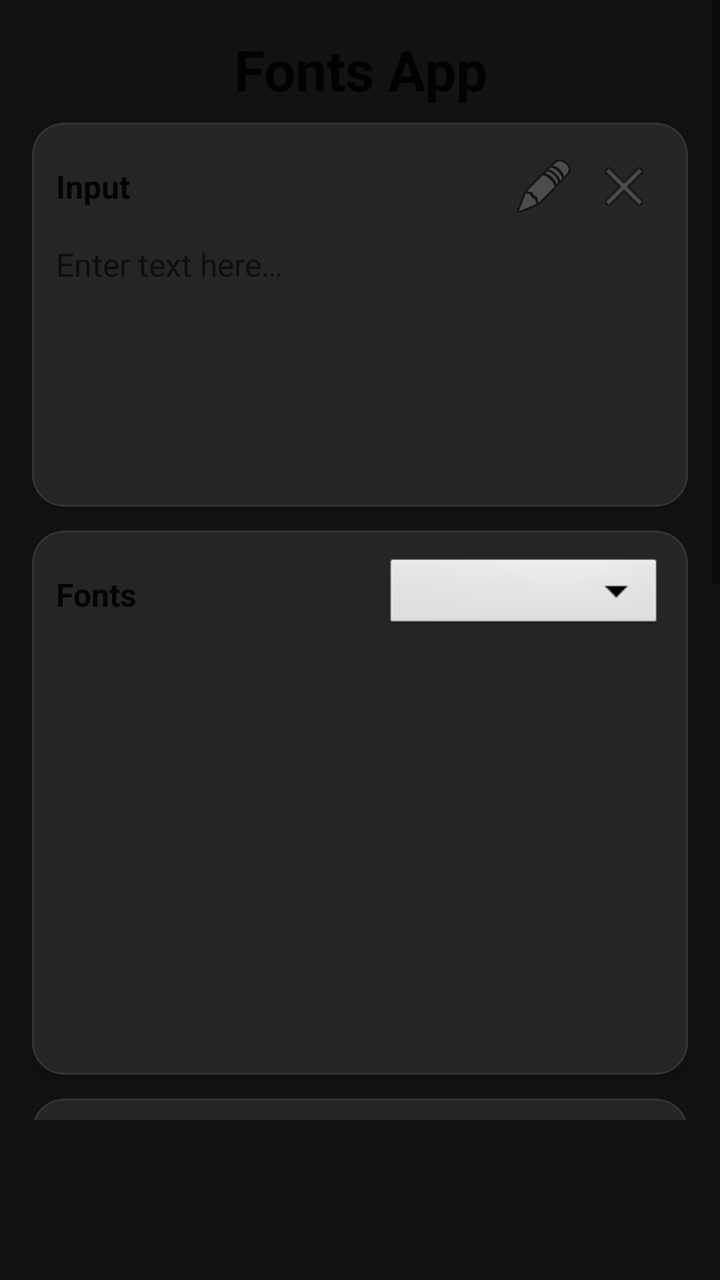
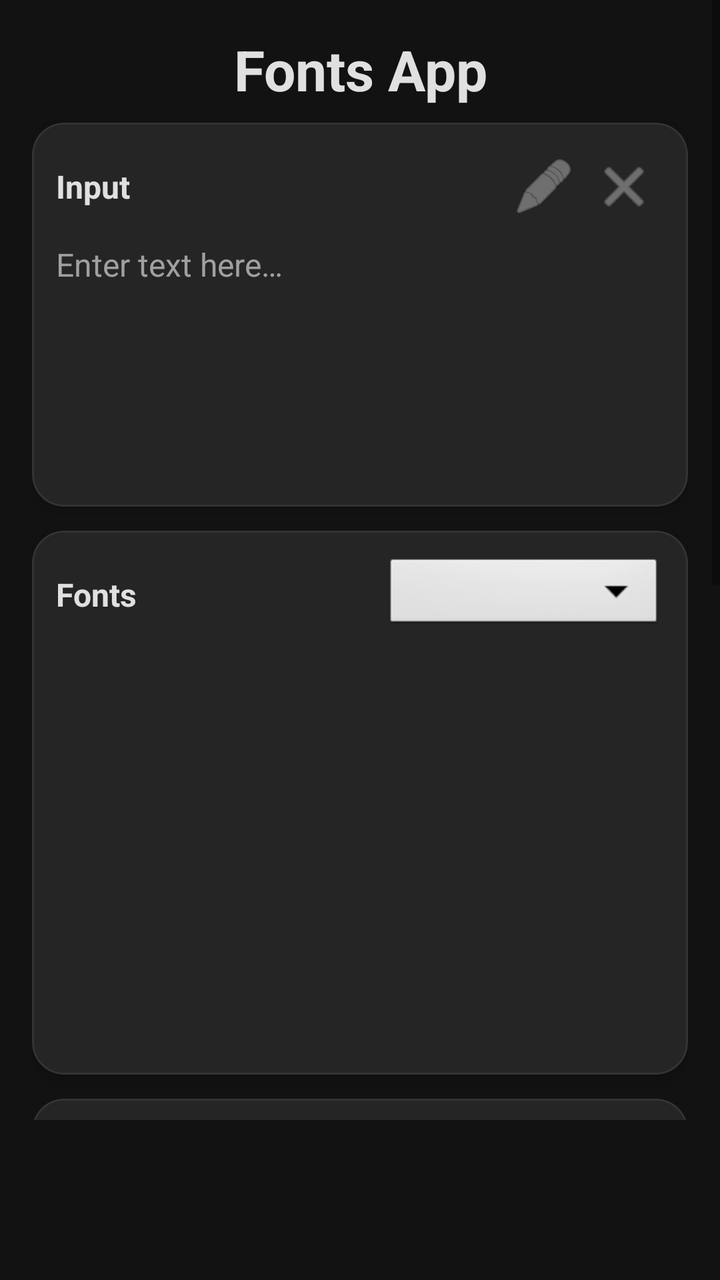

Compare the two renders of this Android layout. The source of the first and the diff that turns it into the second are given below.
<!-- AndroidManifest.xml: application theme Theme.FontsApp -->
<!-- res/layout/activity_main.xml -->
<?xml version="1.0" encoding="utf-8"?>
<ScrollView xmlns:android="http://schemas.android.com/apk/res/android"
    xmlns:app="http://schemas.android.com/apk/res-auto"
    android:layout_width="match_parent"
    android:layout_height="match_parent"
    android:fillViewport="true"
    android:background="?android:colorBackground"
    android:paddingBottom="80dp">

    <LinearLayout
        android:layout_width="match_parent"
        android:layout_height="wrap_content"
        android:orientation="vertical"
        android:gravity="center_horizontal"
        android:padding="16dp">

        
        <TextView
            android:id="@+id/tvTitle"
            android:layout_width="wrap_content"
            android:layout_height="wrap_content"
            android:text="@string/app_name"
            android:textSize="28sp"
            android:textStyle="bold"
            android:textColor="?android:textColorPrimary"
            android:layout_marginBottom="8dp"
            android:gravity="center" />

        
        <com.google.android.material.card.MaterialCardView
            android:layout_width="match_parent"
            android:layout_height="wrap_content"
            android:layout_marginBottom="12dp"
            app:cardCornerRadius="16dp"
            app:cardElevation="4dp"
            app:cardBackgroundColor="@color/card_background"
            app:strokeWidth="1dp"
            app:strokeColor="@color/divider">

            <LinearLayout
                android:layout_width="match_parent"
                android:layout_height="wrap_content"
                android:orientation="vertical"
                android:padding="12dp">

                <LinearLayout
                    android:layout_width="match_parent"
                    android:layout_height="wrap_content"
                    android:orientation="horizontal"
                    android:gravity="center_vertical"
                    android:layout_marginBottom="8dp">

                    <TextView
                        android:layout_width="0dp"
                        android:layout_height="wrap_content"
                        android:layout_weight="1"
                        android:text="Input"
                        android:textSize="16sp"
                        android:textStyle="bold"
                        android:textColor="?android:textColorPrimary" />

                    <ImageButton
                        android:id="@+id/btnPaste"
                        android:layout_width="40dp"
                        android:layout_height="40dp"
                        android:src="@android:drawable/ic_menu_edit"
                        android:background="?android:attr/selectableItemBackgroundBorderless"
                        android:contentDescription="@string/paste"
                        android:tint="?android:textColorSecondary" />

                    <ImageButton
                        android:id="@+id/btnClearInput"
                        android:layout_width="40dp"
                        android:layout_height="40dp"
                        android:src="@android:drawable/ic_menu_close_clear_cancel"
                        android:background="?android:attr/selectableItemBackgroundBorderless"
                        android:contentDescription="@string/clear_input"
                        android:tint="?android:textColorSecondary" />

                </LinearLayout>

                <EditText
                    android:id="@+id/etInput"
                    android:layout_width="match_parent"
                    android:layout_height="120dp"
                    android:gravity="top|start"
                    android:hint="@string/input_hint"
                    android:textSize="16sp"
                    android:background="@android:color/transparent"
                    android:inputType="textMultiLine|textCapSentences"
                    android:textColor="?android:textColorPrimary"
                    android:textColorHint="?android:textColorSecondary" />

            </LinearLayout>

        </com.google.android.material.card.MaterialCardView>

        
        <com.google.android.material.card.MaterialCardView
            android:layout_width="match_parent"
            android:layout_height="wrap_content"
            android:layout_marginBottom="12dp"
            app:cardCornerRadius="16dp"
            app:cardElevation="4dp"
            app:cardBackgroundColor="@color/card_background"
            app:strokeWidth="1dp"
            app:strokeColor="@color/divider">

            <LinearLayout
                android:layout_width="match_parent"
                android:layout_height="wrap_content"
                android:orientation="vertical"
                android:padding="12dp">

                <LinearLayout
                    android:layout_width="match_parent"
                    android:layout_height="wrap_content"
                    android:orientation="horizontal"
                    android:gravity="center_vertical"
                    android:layout_marginBottom="8dp">

                    <TextView
                        android:layout_width="0dp"
                        android:layout_height="wrap_content"
                        android:layout_weight="1"
                        android:text="Fonts"
                        android:textSize="16sp"
                        android:textStyle="bold"
                        android:textColor="?android:textColorPrimary" />

                    <Spinner
                        android:id="@+id/spinnerFavourites"
                        android:layout_width="140dp"
                        android:layout_height="40dp"
                        android:background="@android:drawable/btn_dropdown"
                        android:spinnerMode="dropdown" />

                </LinearLayout>

                <androidx.recyclerview.widget.RecyclerView
                    android:id="@+id/rvFonts"
                    android:layout_width="match_parent"
                    android:layout_height="200dp"
                    android:nestedScrollingEnabled="false" />

            </LinearLayout>

        </com.google.android.material.card.MaterialCardView>

        
        <com.google.android.material.card.MaterialCardView
            android:id="@+id/cardSymbols"
            android:layout_width="match_parent"
            android:layout_height="wrap_content"
            android:layout_marginBottom="12dp"
            android:visibility="gone"
            app:cardCornerRadius="16dp"
            app:cardElevation="4dp"
            app:cardBackgroundColor="@color/card_background"
            app:strokeWidth="1dp"
            app:strokeColor="@color/divider">

            <LinearLayout
                android:layout_width="match_parent"
                android:layout_height="wrap_content"
                android:orientation="vertical"
                android:padding="12dp">

                <TextView
                    android:layout_width="wrap_content"
                    android:layout_height="wrap_content"
                    android:text="Symbols"
                    android:textSize="14sp"
                    android:textStyle="bold"
                    android:textColor="?android:textColorPrimary"
                    android:layout_marginBottom="8dp" />

                <com.google.android.flexbox.FlexboxLayout
                    android:id="@+id/flexSymbols"
                    android:layout_width="match_parent"
                    android:layout_height="wrap_content"
                    app:flexWrap="wrap"
                    app:justifyContent="flex_start" />

            </LinearLayout>

        </com.google.android.material.card.MaterialCardView>

        
        <com.google.android.material.card.MaterialCardView
            android:id="@+id/cardEmojis"
            android:layout_width="match_parent"
            android:layout_height="wrap_content"
            android:layout_marginBottom="12dp"
            android:visibility="gone"
            app:cardCornerRadius="16dp"
            app:cardElevation="4dp"
            app:cardBackgroundColor="@color/card_background"
            app:strokeWidth="1dp"
            app:strokeColor="@color/divider">

            <LinearLayout
                android:layout_width="match_parent"
                android:layout_height="wrap_content"
                android:orientation="vertical"
                android:padding="12dp">

                <TextView
                    android:layout_width="wrap_content"
                    android:layout_height="wrap_content"
                    android:text="Emojis"
                    android:textSize="14sp"
                    android:textStyle="bold"
                    android:textColor="?android:textColorPrimary"
                    android:layout_marginBottom="8dp" />

                <com.google.android.flexbox.FlexboxLayout
                    android:id="@+id/flexEmojis"
                    android:layout_width="match_parent"
                    android:layout_height="wrap_content"
                    app:flexWrap="wrap"
                    app:justifyContent="flex_start" />

            </LinearLayout>

        </com.google.android.material.card.MaterialCardView>

        
        <com.google.android.material.card.MaterialCardView
            android:layout_width="match_parent"
            android:layout_height="wrap_content"
            android:layout_marginBottom="12dp"
            app:cardCornerRadius="16dp"
            app:cardElevation="4dp"
            app:cardBackgroundColor="@color/card_background"
            app:strokeWidth="1dp"
            app:strokeColor="@color/divider">

            <LinearLayout
                android:layout_width="match_parent"
                android:layout_height="wrap_content"
                android:orientation="vertical"
                android:padding="12dp">

                <LinearLayout
                    android:layout_width="match_parent"
                    android:layout_height="wrap_content"
                    android:orientation="horizontal"
                    android:gravity="center_vertical"
                    android:layout_marginBottom="8dp">

                    <TextView
                        android:layout_width="0dp"
                        android:layout_height="wrap_content"
                        android:layout_weight="1"
                        android:text="Output"
                        android:textSize="16sp"
                        android:textStyle="bold"
                        android:textColor="?android:textColorPrimary" />

                    <ImageButton
                        android:id="@+id/btnCopy"
                        android:layout_width="40dp"
                        android:layout_height="40dp"
                        android:src="@android:drawable/ic_menu_save"
                        android:background="?android:attr/selectableItemBackgroundBorderless"
                        android:contentDescription="@string/copy"
                        android:tint="?android:textColorSecondary" />

                    <ImageButton
                        android:id="@+id/btnClearOutput"
                        android:layout_width="40dp"
                        android:layout_height="40dp"
                        android:src="@android:drawable/ic_menu_close_clear_cancel"
                        android:background="?android:attr/selectableItemBackgroundBorderless"
                        android:contentDescription="@string/clear_output"
                        android:tint="?android:textColorSecondary" />

                </LinearLayout>

                <EditText
                    android:id="@+id/etOutput"
                    android:layout_width="match_parent"
                    android:layout_height="120dp"
                    android:gravity="top|start"
                    android:hint="@string/output_hint"
                    android:textSize="16sp"
                    android:background="@android:color/transparent"
                    android:inputType="textMultiLine"
                    android:textColor="?android:textColorPrimary"
                    android:textColorHint="?android:textColorSecondary"
                    android:focusable="false"
                    android:longClickable="true"
                    android:textIsSelectable="true" />

                
                <LinearLayout
                    android:layout_width="match_parent"
                    android:layout_height="wrap_content"
                    android:orientation="horizontal"
                    android:gravity="center_vertical"
                    android:layout_marginTop="8dp">

                    <TextView
                        android:layout_width="wrap_content"
                        android:layout_height="wrap_content"
                        android:text="Size:"
                        android:textSize="12sp"
                        android:textColor="?android:textColorSecondary"
                        android:layout_marginEnd="8dp" />

                    <SeekBar
                        android:id="@+id/sbFontSize"
                        android:layout_width="0dp"
                        android:layout_height="wrap_content"
                        android:layout_weight="1"
                        android:max="40"
                        android:progress="16"
                        android:min="8" />

                    <TextView
                        android:id="@+id/tvFontSize"
                        android:layout_width="40dp"
                        android:layout_height="wrap_content"
                        android:text="16"
                        android:textSize="12sp"
                        android:textColor="?android:textColorSecondary"
                        android:gravity="center" />

                </LinearLayout>

            </LinearLayout>

        </com.google.android.material.card.MaterialCardView>

        
        <com.google.android.material.card.MaterialCardView
            android:layout_width="match_parent"
            android:layout_height="wrap_content"
            android:layout_marginBottom="12dp"
            app:cardCornerRadius="16dp"
            app:cardElevation="4dp"
            app:cardBackgroundColor="@color/card_background"
            app:strokeWidth="1dp"
            app:strokeColor="@color/divider">

            <LinearLayout
                android:layout_width="match_parent"
                android:layout_height="wrap_content"
                android:orientation="vertical"
                android:padding="12dp">

                <TextView
                    android:layout_width="wrap_content"
                    android:layout_height="wrap_content"
                    android:text="Transform"
                    android:textSize="14sp"
                    android:textStyle="bold"
                    android:textColor="?android:textColorPrimary"
                    android:layout_marginBottom="8dp" />

                <LinearLayout
                    android:layout_width="match_parent"
                    android:layout_height="wrap_content"
                    android:orientation="horizontal"
                    android:gravity="center">

                    <com.google.android.material.button.MaterialButton
                        android:id="@+id/btnFlipUp"
                        style="@style/Widget.FontsApp.Button.Outlined"
                        android:layout_width="0dp"
                        android:layout_height="wrap_content"
                        android:layout_weight="1"
                        android:layout_marginEnd="4dp"
                        android:text="@string/flip_up"
                        android:textSize="11sp" />

                    <com.google.android.material.button.MaterialButton
                        android:id="@+id/btnFlipDown"
                        style="@style/Widget.FontsApp.Button.Outlined"
                        android:layout_width="0dp"
                        android:layout_height="wrap_content"
                        android:layout_weight="1"
                        android:layout_marginEnd="4dp"
                        android:text="@string/flip_down"
                        android:textSize="11sp" />

                    <com.google.android.material.button.MaterialButton
                        android:id="@+id/btnFlipLeft"
                        style="@style/Widget.FontsApp.Button.Outlined"
                        android:layout_width="0dp"
                        android:layout_height="wrap_content"
                        android:layout_weight="1"
                        android:layout_marginEnd="4dp"
                        android:text="@string/flip_left"
                        android:textSize="11sp" />

                    <com.google.android.material.button.MaterialButton
                        android:id="@+id/btnFlipRight"
                        style="@style/Widget.FontsApp.Button.Outlined"
                        android:layout_width="0dp"
                        android:layout_height="wrap_content"
                        android:layout_weight="1"
                        android:layout_marginEnd="4dp"
                        android:text="@string/flip_right"
                        android:textSize="11sp" />

                    <com.google.android.material.button.MaterialButton
                        android:id="@+id/btnReverse"
                        style="@style/Widget.FontsApp.Button.Outlined"
                        android:layout_width="0dp"
                        android:layout_height="wrap_content"
                        android:layout_weight="1"
                        android:text="@string/reverse"
                        android:textSize="11sp" />

                </LinearLayout>

            </LinearLayout>

        </com.google.android.material.card.MaterialCardView>

        
        <com.google.android.material.card.MaterialCardView
            android:layout_width="match_parent"
            android:layout_height="wrap_content"
            android:layout_marginBottom="12dp"
            app:cardCornerRadius="16dp"
            app:cardElevation="4dp"
            app:cardBackgroundColor="@color/card_background"
            app:strokeWidth="1dp"
            app:strokeColor="@color/divider">

            <LinearLayout
                android:layout_width="match_parent"
                android:layout_height="wrap_content"
                android:orientation="vertical"
                android:padding="12dp">

                <TextView
                    android:layout_width="wrap_content"
                    android:layout_height="wrap_content"
                    android:text="Actions"
                    android:textSize="14sp"
                    android:textStyle="bold"
                    android:textColor="?android:textColorPrimary"
                    android:layout_marginBottom="8dp" />

                <LinearLayout
                    android:layout_width="match_parent"
                    android:layout_height="wrap_content"
                    android:orientation="horizontal"
                    android:gravity="center">

                    <com.google.android.material.button.MaterialButton
                        android:id="@+id/btnSymbols"
                        style="@style/Widget.FontsApp.Button"
                        android:layout_width="0dp"
                        android:layout_height="wrap_content"
                        android:layout_weight="1"
                        android:layout_marginEnd="4dp"
                        android:text="@string/symbols"
                        android:textSize="11sp"
                        app:icon="@android:drawable/ic_menu_sort_by_size"
                        app:iconSize="16dp" />

                    <com.google.android.material.button.MaterialButton
                        android:id="@+id/btnEmojis"
                        style="@style/Widget.FontsApp.Button"
                        android:layout_width="0dp"
                        android:layout_height="wrap_content"
                        android:layout_weight="1"
                        android:layout_marginEnd="4dp"
                        android:text="@string/emojis"
                        android:textSize="11sp"
                        app:icon="@android:drawable/ic_menu_gallery"
                        app:iconSize="16dp" />

                    <com.google.android.material.button.MaterialButton
                        android:id="@+id/btnSave"
                        style="@style/Widget.FontsApp.Button"
                        android:layout_width="0dp"
                        android:layout_height="wrap_content"
                        android:layout_weight="1"
                        android:layout_marginEnd="4dp"
                        android:text="@string/save"
                        android:textSize="11sp"
                        app:icon="@android:drawable/ic_menu_save"
                        app:iconSize="16dp" />

                    <com.google.android.material.button.MaterialButton
                        android:id="@+id/btnLoad"
                        style="@style/Widget.FontsApp.Button"
                        android:layout_width="0dp"
                        android:layout_height="wrap_content"
                        android:layout_weight="1"
                        android:layout_marginEnd="4dp"
                        android:text="@string/load"
                        android:textSize="11sp"
                        app:icon="@android:drawable/ic_menu_upload"
                        app:iconSize="16dp" />

                    <com.google.android.material.button.MaterialButton
                        android:id="@+id/btnUploadFont"
                        style="@style/Widget.FontsApp.Button"
                        android:layout_width="0dp"
                        android:layout_height="wrap_content"
                        android:layout_weight="1"
                        android:text="@string/upload_font"
                        android:textSize="11sp"
                        app:icon="@android:drawable/ic_menu_add"
                        app:iconSize="16dp" />

                </LinearLayout>

            </LinearLayout>

        </com.google.android.material.card.MaterialCardView>

        
        <LinearLayout
            android:layout_width="match_parent"
            android:layout_height="wrap_content"
            android:orientation="horizontal"
            android:gravity="center"
            android:layout_marginBottom="16dp">

            <com.google.android.material.button.MaterialButton
                android:id="@+id/btnSettings"
                style="@style/Widget.FontsApp.Button"
                android:layout_width="0dp"
                android:layout_height="wrap_content"
                android:layout_weight="1"
                android:layout_marginEnd="8dp"
                android:text="@string/settings"
                app:icon="@android:drawable/ic_menu_preferences" />

            <com.google.android.material.button.MaterialButton
                android:id="@+id/btnAbout"
                style="@style/Widget.FontsApp.Button"
                android:layout_width="0dp"
                android:layout_height="wrap_content"
                android:layout_weight="1"
                android:text="@string/about"
                app:icon="@android:drawable/ic_menu_info_details" />

        </LinearLayout>

    </LinearLayout>

</ScrollView>
<!-- resources referenced by this layout -->
<resources>
  <color name="card_background">#FF252525</color>
  <color name="divider">#FF333333</color>
  <string name="about">About</string>
  <string name="app_name">Fonts App</string>
  <string name="clear_input">Clear Input</string>
  <string name="clear_output">Clear Output</string>
  <string name="copy">Copy</string>
  <string name="emojis">Emojis</string>
  <string name="flip_down">Flip Down</string>
  <string name="flip_left">Flip Left</string>
  <string name="flip_right">Flip Right</string>
  <string name="flip_up">Flip Up</string>
  <string name="input_hint">Enter text here…</string>
  <string name="load">Load</string>
  <string name="output_hint">Styled text appears here…</string>
  <string name="paste">Paste</string>
  <string name="reverse">Reverse</string>
  <string name="save">Save</string>
  <string name="settings">Settings</string>
  <string name="symbols">Symbols</string>
  <string name="upload_font">Upload Font</string>
  <style name="Widget.FontsApp.Button" parent="Widget.MaterialComponents.Button">
          <item name="android:textSize">13sp</item>
          <item name="cornerRadius">12dp</item>
          <item name="android:paddingStart">12dp</item>
          <item name="android:paddingEnd">12dp</item>
          <item name="android:paddingTop">8dp</item>
          <item name="android:paddingBottom">8dp</item>
      </style>
  <style name="Widget.FontsApp.Button.Outlined" parent="Widget.MaterialComponents.Button.OutlinedButton">
          <item name="android:textSize">13sp</item>
          <item name="cornerRadius">12dp</item>
          <item name="android:paddingStart">12dp</item>
          <item name="android:paddingEnd">12dp</item>
          <item name="android:paddingTop">8dp</item>
          <item name="android:paddingBottom">8dp</item>
      </style>
  <style name="Theme.FontsApp" parent="Theme.MaterialComponents.DayNight.NoActionBar">
          <item name="colorPrimary">@color/primary</item>
          <item name="colorPrimaryVariant">@color/primary_variant</item>
          <item name="colorOnPrimary">@color/on_primary</item>
          <item name="colorSecondary">@color/secondary</item>
          <item name="colorSecondaryVariant">@color/secondary_variant</item>
          <item name="colorOnSecondary">@color/on_secondary</item>
          <item name="android:colorBackground">@color/background</item>
          <item name="colorSurface">@color/surface</item>
          <item name="colorOnSurface">@color/on_surface</item>
          <item name="colorError">@color/error</item>
          <item name="android:statusBarColor">@color/background</item>
          <item name="android:navigationBarColor">@color/background</item>
      </style>
  <color name="primary">#FF6B9CE8</color>
  <color name="primary_variant">#FF4A7FD4</color>
  <color name="on_primary">#FFFFFFFF</color>
  <color name="secondary">#FFE87A5B</color>
  <color name="secondary_variant">#FFD45A3B</color>
  <color name="on_secondary">#FFFFFFFF</color>
  <color name="background">#FF121212</color>
  <color name="surface">#FF1E1E1E</color>
  <color name="on_surface">#FFE0E0E0</color>
  <color name="error">#FFCF6679</color>
</resources>

<!-- the commit's change to res/layout/activity_main.xml (unified diff, before → after) -->
@@ -22,7 +22,7 @@
             android:text="@string/app_name"
             android:textSize="28sp"
             android:textStyle="bold"
-            android:textColor="?android:textColorPrimary"
+            android:textColor="@color/text_primary"
             android:layout_marginBottom="8dp"
             android:gravity="center" />
 
@@ -57,7 +57,7 @@
                         android:text="Input"
                         android:textSize="16sp"
                         android:textStyle="bold"
-                        android:textColor="?android:textColorPrimary" />
+                        android:textColor="@color/text_primary" />
 
                     <ImageButton
                         android:id="@+id/btnPaste"
@@ -66,7 +66,7 @@
                         android:src="@android:drawable/ic_menu_edit"
                         android:background="?android:attr/selectableItemBackgroundBorderless"
                         android:contentDescription="@string/paste"
-                        android:tint="?android:textColorSecondary" />
+                        android:tint="@color/text_secondary" />
 
                     <ImageButton
                         android:id="@+id/btnClearInput"
@@ -75,7 +75,7 @@
                         android:src="@android:drawable/ic_menu_close_clear_cancel"
                         android:background="?android:attr/selectableItemBackgroundBorderless"
                         android:contentDescription="@string/clear_input"
-                        android:tint="?android:textColorSecondary" />
+                        android:tint="@color/text_secondary" />
 
                 </LinearLayout>
 
@@ -88,8 +88,8 @@
                     android:textSize="16sp"
                     android:background="@android:color/transparent"
                     android:inputType="textMultiLine|textCapSentences"
-                    android:textColor="?android:textColorPrimary"
-                    android:textColorHint="?android:textColorSecondary" />
+                    android:textColor="@color/text_primary"
+                    android:textColorHint="@color/text_secondary" />
 
             </LinearLayout>
 
@@ -126,7 +126,7 @@
                         android:text="Fonts"
                         android:textSize="16sp"
                         android:textStyle="bold"
-                        android:textColor="?android:textColorPrimary" />
+                        android:textColor="@color/text_primary" />
 
                     <Spinner
                         android:id="@+id/spinnerFavourites"
@@ -172,7 +172,7 @@
                     android:text="Symbols"
                     android:textSize="14sp"
                     android:textStyle="bold"
-                    android:textColor="?android:textColorPrimary"
+                    android:textColor="@color/text_primary"
                     android:layout_marginBottom="8dp" />
 
                 <com.google.android.flexbox.FlexboxLayout
@@ -211,7 +211,7 @@
                     android:text="Emojis"
                     android:textSize="14sp"
                     android:textStyle="bold"
-                    android:textColor="?android:textColorPrimary"
+                    android:textColor="@color/text_primary"
                     android:layout_marginBottom="8dp" />
 
                 <com.google.android.flexbox.FlexboxLayout
@@ -256,7 +256,7 @@
                         android:text="Output"
                         android:textSize="16sp"
                         android:textStyle="bold"
-                        android:textColor="?android:textColorPrimary" />
+                        android:textColor="@color/text_primary" />
 
                     <ImageButton
                         android:id="@+id/btnCopy"
@@ -265,7 +265,7 @@
                         android:src="@android:drawable/ic_menu_save"
                         android:background="?android:attr/selectableItemBackgroundBorderless"
                         android:contentDescription="@string/copy"
-                        android:tint="?android:textColorSecondary" />
+                        android:tint="@color/text_secondary" />
 
                     <ImageButton
                         android:id="@+id/btnClearOutput"
@@ -274,7 +274,7 @@
                         android:src="@android:drawable/ic_menu_close_clear_cancel"
                         android:background="?android:attr/selectableItemBackgroundBorderless"
                         android:contentDescription="@string/clear_output"
-                        android:tint="?android:textColorSecondary" />
+                        android:tint="@color/text_secondary" />
 
                 </LinearLayout>
 
@@ -287,8 +287,8 @@
                     android:textSize="16sp"
                     android:background="@android:color/transparent"
                     android:inputType="textMultiLine"
-                    android:textColor="?android:textColorPrimary"
-                    android:textColorHint="?android:textColorSecondary"
+                    android:textColor="@color/text_primary"
+                    android:textColorHint="@color/text_secondary"
                     android:focusable="false"
                     android:longClickable="true"
                     android:textIsSelectable="true" />
@@ -306,7 +306,7 @@
                         android:layout_height="wrap_content"
                         android:text="Size:"
                         android:textSize="12sp"
-                        android:textColor="?android:textColorSecondary"
+                        android:textColor="@color/text_secondary"
                         android:layout_marginEnd="8dp" />
 
                     <SeekBar
@@ -324,7 +324,7 @@
                         android:layout_height="wrap_content"
                         android:text="16"
                         android:textSize="12sp"
-                        android:textColor="?android:textColorSecondary"
+                        android:textColor="@color/text_secondary"
                         android:gravity="center" />
 
                 </LinearLayout>
@@ -356,7 +356,7 @@
                     android:text="Transform"
                     android:textSize="14sp"
                     android:textStyle="bold"
-                    android:textColor="?android:textColorPrimary"
+                    android:textColor="@color/text_primary"
                     android:layout_marginBottom="8dp" />
 
                 <LinearLayout
@@ -443,7 +443,7 @@
                     android:text="Actions"
                     android:textSize="14sp"
                     android:textStyle="bold"
-                    android:textColor="?android:textColorPrimary"
+                    android:textColor="@color/text_primary"
                     android:layout_marginBottom="8dp" />
 
                 <LinearLayout
<!-- resource entries referenced after the edit -->
@@ -2,6 +2,8 @@
 <resources>
   <color name="card_background">#FF252525</color>
   <color name="divider">#FF333333</color>
+  <color name="text_primary">#FFE0E0E0</color>
+  <color name="text_secondary">#FFA0A0A0</color>
   <string name="about">About</string>
   <string name="app_name">Fonts App</string>
   <string name="clear_input">Clear Input</string>
